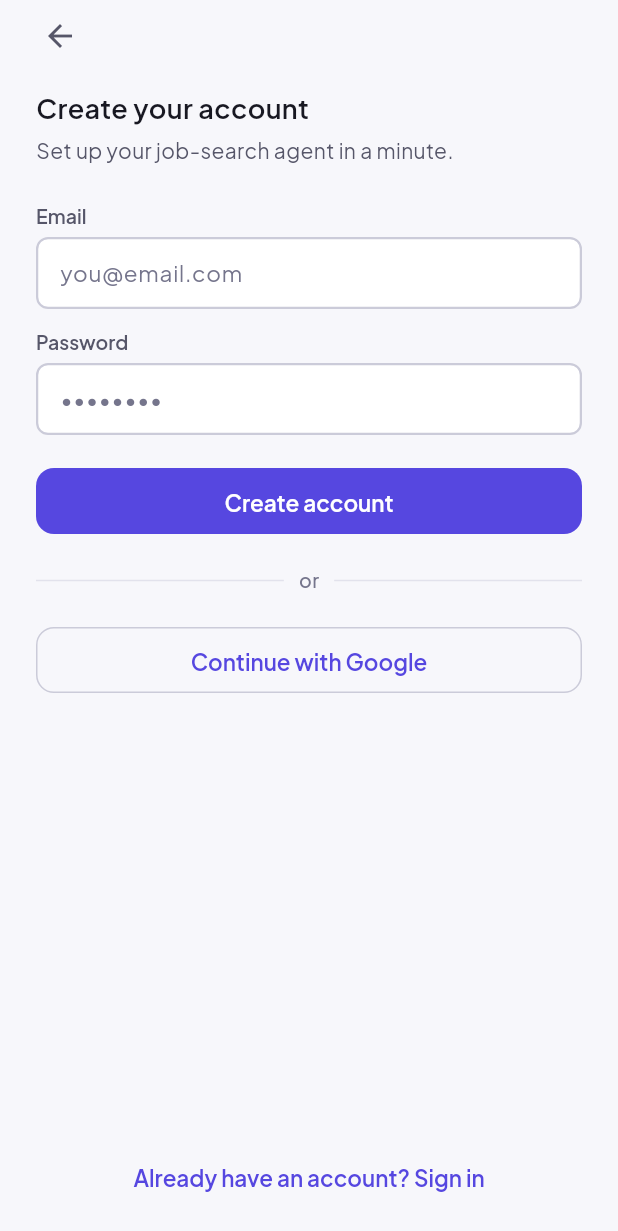
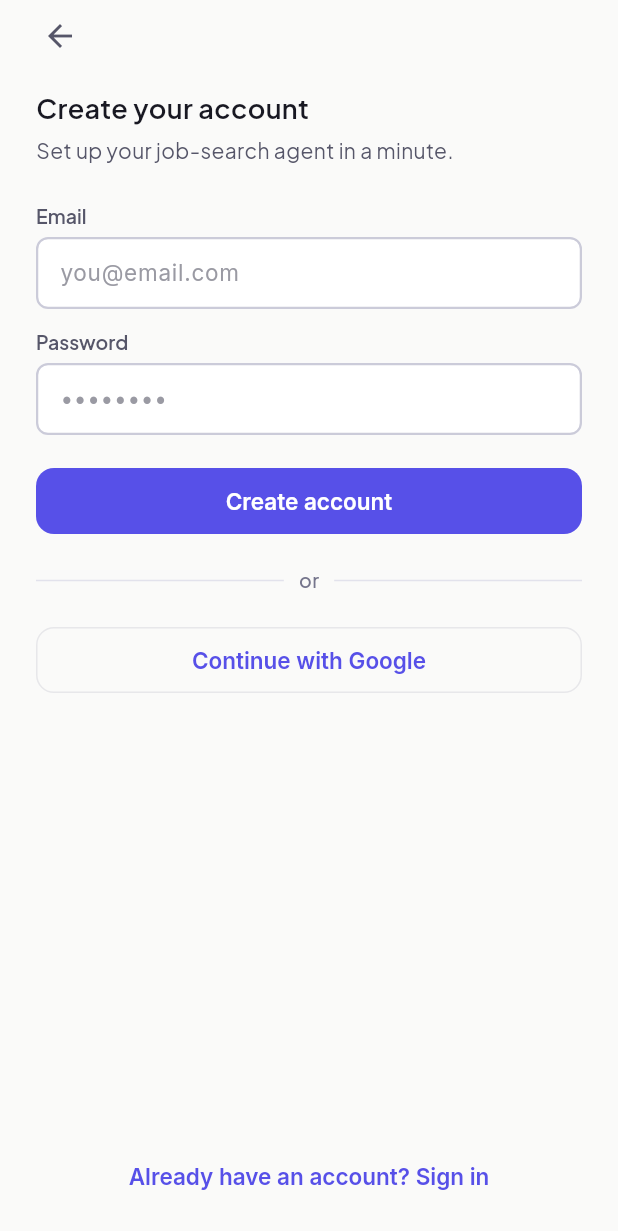
Before and after one commit to gravitycomedia-droid/jobhunt-agent, a Flutter app: the screen it shows after launch, after a tap on "Get started", on a phone screen of 412 x 824 dp. Shown: the top 1231 px of the screen. Run offline on Flutter 3.47's test engine with Material 3 defaults, Android fonts, the phone set to English and light mode, and no system bars; our stand-ins replace file_picker, firebase_core, firebase_messaging, google_fonts, share_plus, shared_preferences and 1 more; accounts and stored records are empty; network calls fail.

Commit message:
feat(phase-2a): semantic token layer + real dark mode
- New theme/app_colors.dart: AppColors ThemeExtension (light/dark sets +
  gaugeGradient) verbatim from the design bundle's FLUTTER_GUIDE §1, plus a
  context.c accessor. Deliberately a different class from app_tokens.dart's
  legacy static AppColors — the two coexist until Phase 10 (never imported
  unprefixed together).
- Rewrote theme/app_theme.dart to appLight/appDark built from AppColors, with
  the component theming (buttons/inputs/cards/appbar/nav) ported to read
  theme-appropriate tokens so dark mode is real, not a re-tinted light theme.
  Inter body / JetBrains Mono numerals (mono()) / Playfair hero (serifScore()).
- ThemeController (ValueNotifier<ThemeMode>) + CacheService theme-mode
  persistence via a global, un-namespaced key (no second storage layer);
  restored before runApp so no launch flash.
- main.dart: MaterialApp gains darkTheme + themeMode, rebuilt via
  ValueListenableBuilder on the mode.
- Settings: APPEARANCE group with a live dark-mode toggle.

Legacy screens still reading app_tokens statics stay light-coloured until they
migrate (Phase 5+) — the deliberate opportunistic path.

R-F (bundling the 3 fonts, allowRuntimeFetching=false) deferred: needs a device
to verify rendering/offline; runtime google_fonts (unchanged behavior) for now.

flutter analyze clean (only the pre-existing anonKey info-deprecation).

Co-Authored-By: Claude Opus 4.8 <noreply@anthropic.com>

```diff
--- a/app/lib/main.dart
+++ b/app/lib/main.dart
@@ -4,6 +4,7 @@ import 'package:supabase_flutter/supabase_flutter.dart' show Supabase;
 import 'config/supabase_config.dart';
 import 'screens/auth_gate.dart';
 import 'services/api_client.dart';
+import 'services/theme_controller.dart';
 import 'theme/app_theme.dart';
 import 'widgets/task_toast.dart';
 
@@ -15,6 +16,9 @@ Future<void> main() async {
   // first paint since every screen depends on knowing sign-in state.
   WidgetsFlutterBinding.ensureInitialized();
   await Supabase.initialize(url: SupabaseConfig.url, anonKey: SupabaseConfig.anonKey);
+  // Phase 2: restore the persisted light/dark/system choice before first paint
+  // so there's no theme flash on launch.
+  await ThemeController.instance.load();
   // ADR-010: Render free tier spins the server down after ~15min idle and
   // takes 30-60s to cold-start. Not awaiting this means the wake-up ping
   // happens during app launch instead of during the user's first
@@ -38,14 +42,22 @@ class JobHuntAgentApp extends StatelessWidget {
 
   @override
   Widget build(BuildContext context) {
-    return MaterialApp(
-      title: 'FirstRole',
-      theme: AppTheme.light,
-      // Phase 2: TaskCenter's completion toasts fire through this global
-      // key so they show on whatever screen/tab the user is on when a
-      // background task finishes.
-      scaffoldMessengerKey: appScaffoldMessengerKey,
-      home: const AuthGate(),
+    // Phase 2: rebuild the MaterialApp whenever the theme mode changes so the
+    // Profile/Settings toggle takes effect live. `ValueListenableBuilder` is
+    // the FlutterFlow-equivalent of binding a widget to an App State field.
+    return ValueListenableBuilder<ThemeMode>(
+      valueListenable: ThemeController.instance.mode,
+      builder: (context, mode, _) => MaterialApp(
+        title: 'FirstRole',
+        theme: appLight,
+        darkTheme: appDark,
+        themeMode: mode,
+        // TaskCenter's completion toasts fire through this global key so they
+        // show on whatever screen/tab the user is on when a background task
+        // finishes.
+        scaffoldMessengerKey: appScaffoldMessengerKey,
+        home: const AuthGate(),
+      ),
     );
   }
 }
--- a/app/lib/screens/settings_screen.dart
+++ b/app/lib/screens/settings_screen.dart
@@ -1,6 +1,7 @@
 import 'package:flutter/material.dart';
 
 import '../services/api_client.dart';
+import '../services/theme_controller.dart';
 import '../theme/app_tokens.dart';
 import '../widgets/app_icon.dart';
 import '../widgets/page_header.dart';
@@ -136,6 +137,48 @@ class _SettingsScreenState extends State<SettingsScreen> {
             ),
           ),
           const SizedBox(height: AppSpacing.space4),
+          Text('APPEARANCE', style: AppTypography.label.copyWith(color: AppColors.textTertiary)),
+          const SizedBox(height: AppSpacing.space2),
+          Container(
+            decoration: BoxDecoration(
+              color: AppColors.surface,
+              border: Border.all(color: AppColors.border),
+              borderRadius: AppRadius.lgRadius,
+              boxShadow: AppElevation.e1,
+            ),
+            child: ValueListenableBuilder<ThemeMode>(
+              valueListenable: ThemeController.instance.mode,
+              builder: (context, mode, _) {
+                final isDark = mode == ThemeMode.dark ||
+                    (mode == ThemeMode.system &&
+                        MediaQuery.platformBrightnessOf(context) == Brightness.dark);
+                return Container(
+                  padding: const EdgeInsets.symmetric(horizontal: AppSpacing.space4, vertical: AppSpacing.space3),
+                  child: Row(
+                    children: [
+                      Expanded(
+                        child: Column(
+                          crossAxisAlignment: CrossAxisAlignment.start,
+                          children: [
+                            Text('Dark mode', style: AppTypography.title.copyWith(fontSize: 15, fontWeight: FontWeight.w600)),
+                            const SizedBox(height: 2),
+                            Text('Follows your system setting until you choose here', style: AppTypography.bodySm.copyWith(color: AppColors.textTertiary)),
+                          ],
+                        ),
+                      ),
+                      const SizedBox(width: AppSpacing.space2),
+                      Switch(
+                        value: isDark,
+                        onChanged: (v) => ThemeController.instance.set(v ? ThemeMode.dark : ThemeMode.light),
+                        activeThumbColor: AppColors.brand600,
+                      ),
+                    ],
+                  ),
+                );
+              },
+            ),
+          ),
+          const SizedBox(height: AppSpacing.space4),
           Text('NOTIFICATIONS', style: AppTypography.label.copyWith(color: AppColors.textTertiary)),
           const SizedBox(height: AppSpacing.space2),
           Container(
--- a/app/lib/services/cache_service.dart
+++ b/app/lib/services/cache_service.dart
@@ -44,6 +44,23 @@ class CacheService {
   /// than this as fresh enough to skip the network call entirely. Explicit
   /// pull-to-refresh ignores this and always refetches — see [RefreshThrottle].
   static const freshFor = Duration(minutes: 5);
+
+  /// Phase 2: the app-wide theme mode is a **device-level** preference, so it
+  /// is stored un-namespaced (survives sign-out, applies before any user is
+  /// known). Still the same SharedPreferences layer — no second storage layer.
+  /// The `app:` prefix can never collide with a user id namespace (UUIDs), so
+  /// [clearForUser] leaves it untouched.
+  static const _keyThemeMode = 'app:theme_mode';
+
+  Future<String?> readThemeMode() async {
+    final prefs = await SharedPreferences.getInstance();
+    return prefs.getString(_keyThemeMode);
+  }
+
+  Future<void> writeThemeMode(String mode) async {
+    final prefs = await SharedPreferences.getInstance();
+    await prefs.setString(_keyThemeMode, mode);
+  }
 
   String? get _userId => Supabase.instance.client.auth.currentUser?.id;
 
--- /dev/null
+++ b/app/lib/services/theme_controller.dart
@@ -0,0 +1,37 @@
+import 'package:flutter/material.dart';
+
+import 'cache_service.dart';
+
+/// Owns the app-wide light/dark/system theme mode.
+///
+/// A plain [ValueNotifier] singleton (pre-Riverpod, introduced in Phase 2a);
+/// `main.dart` rebuilds the [MaterialApp] through a `ValueListenableBuilder` on
+/// [mode]. The chosen mode persists through [CacheService] — the existing
+/// SharedPreferences layer, no second storage layer — and is restored by [load]
+/// before `runApp` so the first frame is already in the right theme.
+class ThemeController {
+  ThemeController._();
+  static final ThemeController instance = ThemeController._();
+
+  final ValueNotifier<ThemeMode> mode = ValueNotifier(ThemeMode.system);
+
+  Future<void> load() async {
+    mode.value = _parse(await CacheService.instance.readThemeMode());
+  }
+
+  Future<void> set(ThemeMode value) async {
+    mode.value = value;
+    await CacheService.instance.writeThemeMode(value.name);
+  }
+
+  ThemeMode _parse(String? name) {
+    switch (name) {
+      case 'light':
+        return ThemeMode.light;
+      case 'dark':
+        return ThemeMode.dark;
+      default:
+        return ThemeMode.system;
+    }
+  }
+}
--- /dev/null
+++ b/app/lib/theme/app_colors.dart
@@ -0,0 +1,136 @@
+import 'package:flutter/material.dart';
+
+/// Phase 2 (frontend rebuild v2) — the semantic token layer from the design
+/// bundle's `FLUTTER_GUIDE.md` §1, exposed as a [ThemeExtension] so
+/// `Theme.of(context).extension<AppColors>()!` swaps automatically with the
+/// active (light/dark) theme.
+///
+/// This is deliberately a *different* class from the legacy palette in
+/// `app_tokens.dart` (which is also called `AppColors`, but is a static
+/// light-only scale). The two coexist during the phased migration: new screens
+/// and the signature widgets read these role-based tokens via `context.c`;
+/// legacy screens keep using `app_tokens.dart` until they migrate. The legacy
+/// file is deleted in Phase 10. **Never import both unprefixed in one file** —
+/// the class names collide by design of the migration, not by accident.
+///
+/// Dart note: a `ThemeExtension` must implement [copyWith] and [lerp] so
+/// Flutter can animate between themes; that's the boilerplate below.
+@immutable
+class AppColors extends ThemeExtension<AppColors> {
+  final Color ink, inkSoft, inkFaint, paper, surface, surface2, accent,
+      accentSoft, border, success, warning, critical, info;
+
+  const AppColors({
+    required this.ink,
+    required this.inkSoft,
+    required this.inkFaint,
+    required this.paper,
+    required this.surface,
+    required this.surface2,
+    required this.accent,
+    required this.accentSoft,
+    required this.border,
+    required this.success,
+    required this.warning,
+    required this.critical,
+    required this.info,
+  });
+
+  static const light = AppColors(
+    ink: Color(0xFF14141C),
+    inkSoft: Color(0xFF5B5B66),
+    inkFaint: Color(0xFF9A9AA3),
+    paper: Color(0xFFFAFAF9),
+    surface: Color(0xFFFFFFFF),
+    surface2: Color(0xFFF4F4F3),
+    accent: Color(0xFF5750E8),
+    accentSoft: Color(0x1A5750E8),
+    border: Color(0xFFE7E7EA),
+    success: Color(0xFF2E9E6B),
+    warning: Color(0xFFB9852F),
+    critical: Color(0xFFD2544B),
+    info: Color(0xFF4B78C9),
+  );
+
+  static const dark = AppColors(
+    ink: Color(0xFFF2F2F5),
+    inkSoft: Color(0xFFA7A7B2),
+    inkFaint: Color(0xFF6A6A76),
+    paper: Color(0xFF0E0E13),
+    surface: Color(0xFF17171F),
+    surface2: Color(0xFF1E1E28),
+    accent: Color(0xFF7A73FF),
+    accentSoft: Color(0x267A73FF),
+    border: Color(0xFF26262F),
+    success: Color(0xFF3FB57F),
+    warning: Color(0xFFD6A24E),
+    critical: Color(0xFFE56A61),
+    info: Color(0xFF6E97DE),
+  );
+
+  /// The fit-gauge arc gradient — identical in both themes (orange→amber→green).
+  static const gaugeGradient = [
+    Color(0xFFF5842B),
+    Color(0xFFE0B33A),
+    Color(0xFF2E9E6B),
+  ];
+
+  @override
+  AppColors copyWith({
+    Color? ink,
+    Color? inkSoft,
+    Color? inkFaint,
+    Color? paper,
+    Color? surface,
+    Color? surface2,
+    Color? accent,
+    Color? accentSoft,
+    Color? border,
+    Color? success,
+    Color? warning,
+    Color? critical,
+    Color? info,
+  }) =>
+      AppColors(
+        ink: ink ?? this.ink,
+        inkSoft: inkSoft ?? this.inkSoft,
+        inkFaint: inkFaint ?? this.inkFaint,
+        paper: paper ?? this.paper,
+        surface: surface ?? this.surface,
+        surface2: surface2 ?? this.surface2,
+        accent: accent ?? this.accent,
+        accentSoft: accentSoft ?? this.accentSoft,
+        border: border ?? this.border,
+        success: success ?? this.success,
+        warning: warning ?? this.warning,
+        critical: critical ?? this.critical,
+        info: info ?? this.info,
+      );
+
+  @override
+  AppColors lerp(ThemeExtension<AppColors>? other, double t) {
+    if (other is! AppColors) return this;
+    Color l(Color a, Color b) => Color.lerp(a, b, t)!;
+    return AppColors(
+      ink: l(ink, other.ink),
+      inkSoft: l(inkSoft, other.inkSoft),
+      inkFaint: l(inkFaint, other.inkFaint),
+      paper: l(paper, other.paper),
+      surface: l(surface, other.surface),
+      surface2: l(surface2, other.surface2),
+      accent: l(accent, other.accent),
+      accentSoft: l(accentSoft, other.accentSoft),
+      border: l(border, other.border),
+      success: l(success, other.success),
+      warning: l(warning, other.warning),
+      critical: l(critical, other.critical),
+      info: l(info, other.info),
+    );
+  }
+}
+
+/// Convenience accessor so widgets can write `context.c.accent` instead of
+/// `Theme.of(context).extension<AppColors>()!.accent`.
+extension AppColorsX on BuildContext {
+  AppColors get c => Theme.of(this).extension<AppColors>()!;
+}
--- a/app/lib/theme/app_theme.dart
+++ b/app/lib/theme/app_theme.dart
@@ -1,132 +1,137 @@
 import 'package:flutter/material.dart';
+import 'package:google_fonts/google_fonts.dart';
 
-import 'app_tokens.dart';
+import 'app_colors.dart';
+// Only the sizing tokens — `show` avoids the deliberate `AppColors` name clash
+// between app_tokens.dart (legacy static palette) and app_colors.dart (the new
+// ThemeExtension). See app_colors.dart's header note.
+import 'app_tokens.dart' show AppSpacing, AppRadius;
 
-/// Assembles Flutter's [ThemeData] from [AppTokens]. Widgets should
-/// prefer pulling values straight from `AppColors`/`AppTypography`/etc,
-/// but this lets stock Material widgets (AppBar, ElevatedButton, ...)
-/// pick up the same palette without being re-themed one by one.
+/// Phase 2 (frontend rebuild v2) — light/dark [ThemeData] built from the
+/// semantic [AppColors] token layer. `MaterialApp(theme: appLight, darkTheme:
+/// appDark, themeMode: …)` in main.dart; the mode is owned by `ThemeController`.
 ///
-/// FlutterFlow analogy: this whole file is what FlutterFlow's Theme
-/// Settings panel generates behind the scenes when you set Primary
-/// Color / Font Family there.
-class AppTheme {
-  AppTheme._();
+/// The component theming (buttons, inputs, cards, app bar, bottom nav) is ported
+/// from the previous light-only `AppTheme.light` but now reads every colour from
+/// the theme-appropriate `AppColors c`, so dark mode is real rather than a
+/// re-tinted light theme. Legacy screens that still read `app_tokens.dart`
+/// statics stay light-coloured until they migrate (Phase 5+); that's the
+/// deliberate opportunistic-migration path, not a bug.
 
-  static ThemeData get light {
-    final colorScheme = ColorScheme.fromSeed(
-      seedColor: AppColors.brand600,
-      brightness: Brightness.light,
-      primary: AppColors.brand600,
-      onPrimary: AppColors.textOnBrand,
-      secondary: AppColors.info600,
-      surface: AppColors.surface,
-      onSurface: AppColors.textPrimary,
-      error: AppColors.criticalFill,
+/// Monospace numerals (fit scores, salaries, token counts, dates, costs).
+TextStyle mono(double size, {FontWeight w = FontWeight.w500, Color? color}) =>
+    GoogleFonts.jetBrainsMono(fontSize: size, fontWeight: w, color: color);
+
+/// Display serif for the big hero fit score only.
+TextStyle serifScore(double size, Color color) => GoogleFonts.playfairDisplay(
+      fontSize: size,
+      fontWeight: FontWeight.w800,
+      color: color,
+      height: 1,
     );
+
+ThemeData _base(AppColors c, Brightness b) {
+  final textTheme = GoogleFonts.interTextTheme()
+      .apply(bodyColor: c.ink, displayColor: c.ink);
+  final onAccent = b == Brightness.dark ? c.ink : Colors.white;
 
   return ThemeData(
     useMaterial3: true,
-      colorScheme: colorScheme,
-      scaffoldBackgroundColor: AppColors.bg,
-      fontFamily: AppTypography.body.fontFamily,
-      textTheme: TextTheme(
-        displayLarge: AppTypography.display,
-        headlineMedium: AppTypography.heading,
-        headlineSmall: AppTypography.headingSm,
-        titleMedium: AppTypography.title,
-        bodyLarge: AppTypography.body,
-        bodyMedium: AppTypography.bodySm,
-        bodySmall: AppTypography.caption,
-        labelSmall: AppTypography.label,
+    brightness: b,
+    scaffoldBackgroundColor: c.paper,
+    colorScheme: ColorScheme.fromSeed(seedColor: c.accent, brightness: b).copyWith(
+      primary: c.accent,
+      onPrimary: onAccent,
+      secondary: c.info,
+      surface: c.surface,
+      onSurface: c.ink,
+      error: c.critical,
     ),
+    textTheme: textTheme,
+    extensions: [c],
     appBarTheme: AppBarTheme(
-        backgroundColor: AppColors.surface,
-        foregroundColor: AppColors.textPrimary,
+      backgroundColor: c.surface,
+      foregroundColor: c.ink,
       elevation: 0,
       surfaceTintColor: Colors.transparent,
-        titleTextStyle: AppTypography.headingSm,
+      titleTextStyle:
+          GoogleFonts.inter(fontSize: 18, fontWeight: FontWeight.w700, color: c.ink),
       toolbarHeight: AppSpacing.headerH,
     ),
     cardTheme: CardThemeData(
-        color: AppColors.surface,
+      color: c.surface,
       elevation: 0,
       shape: RoundedRectangleBorder(
         borderRadius: AppRadius.lgRadius,
-          side: const BorderSide(color: AppColors.border),
+        side: BorderSide(color: c.border),
       ),
       margin: EdgeInsets.zero,
     ),
     elevatedButtonTheme: ElevatedButtonThemeData(
       style: ElevatedButton.styleFrom(
-          backgroundColor: AppColors.brand,
-          foregroundColor: AppColors.textOnBrand,
-          disabledBackgroundColor: AppColors.neutral200,
-          disabledForegroundColor: AppColors.textDisabled,
+        backgroundColor: c.accent,
+        foregroundColor: onAccent,
+        disabledBackgroundColor: c.surface2,
+        disabledForegroundColor: c.inkFaint,
         minimumSize: const Size.fromHeight(AppSpacing.touchMin),
         padding: const EdgeInsets.symmetric(horizontal: AppSpacing.space4),
         shape: RoundedRectangleBorder(borderRadius: AppRadius.mdRadius),
-          textStyle: AppTypography.bodyStrong,
+        textStyle: GoogleFonts.inter(fontSize: 15, fontWeight: FontWeight.w600),
         elevation: 0,
       ),
     ),
     outlinedButtonTheme: OutlinedButtonThemeData(
       style: OutlinedButton.styleFrom(
-          foregroundColor: AppColors.brand,
-          side: const BorderSide(color: AppColors.borderStrong),
+        foregroundColor: c.accent,
+        side: BorderSide(color: c.border),
         minimumSize: const Size.fromHeight(AppSpacing.touchMin),
         padding: const EdgeInsets.symmetric(horizontal: AppSpacing.space4),
         shape: RoundedRectangleBorder(borderRadius: AppRadius.mdRadius),
-          textStyle: AppTypography.bodyStrong,
+        textStyle: GoogleFonts.inter(fontSize: 15, fontWeight: FontWeight.w600),
       ),
     ),
     textButtonTheme: TextButtonThemeData(
       style: TextButton.styleFrom(
-          foregroundColor: AppColors.textLink,
-          textStyle: AppTypography.bodyStrong,
+        foregroundColor: c.accent,
+        textStyle: GoogleFonts.inter(fontSize: 15, fontWeight: FontWeight.w600),
       ),
     ),
     inputDecorationTheme: InputDecorationTheme(
       filled: true,
-        fillColor: AppColors.surfaceSunken,
+      fillColor: c.surface2,
       contentPadding: const EdgeInsets.symmetric(
         horizontal: AppSpacing.space4,
         vertical: AppSpacing.space3,
       ),
       border: OutlineInputBorder(
         borderRadius: AppRadius.smRadius,
-          borderSide: const BorderSide(color: AppColors.borderStrong),
+        borderSide: BorderSide(color: c.border),
       ),
       enabledBorder: OutlineInputBorder(
         borderRadius: AppRadius.smRadius,
-          borderSide: const BorderSide(color: AppColors.border),
+        borderSide: BorderSide(color: c.border),
       ),
       focusedBorder: OutlineInputBorder(
         borderRadius: AppRadius.smRadius,
-          borderSide: const BorderSide(color: AppColors.focusRing, width: 2),
+        borderSide: BorderSide(color: c.accent, width: 2),
       ),
       errorBorder: OutlineInputBorder(
         borderRadius: AppRadius.smRadius,
-          borderSide: const BorderSide(color: AppColors.criticalFill),
+        borderSide: BorderSide(color: c.critical),
       ),
-        hintStyle: AppTypography.body.copyWith(color: AppColors.textTertiary),
-        labelStyle: AppTypography.caption,
+      hintStyle: textTheme.bodyLarge?.copyWith(color: c.inkFaint),
     ),
     bottomNavigationBarTheme: BottomNavigationBarThemeData(
-        backgroundColor: AppColors.surface,
-        selectedItemColor: AppColors.navActive,
-        unselectedItemColor: AppColors.navInactive,
-        selectedLabelStyle: AppTypography.label,
-        unselectedLabelStyle: AppTypography.label,
+      backgroundColor: c.surface,
+      selectedItemColor: c.accent,
+      unselectedItemColor: c.inkFaint,
       type: BottomNavigationBarType.fixed,
       elevation: 0,
     ),
-      dividerTheme: const DividerThemeData(
-        color: AppColors.border,
-        thickness: 1,
-        space: 1,
-      ),
+    dividerTheme: DividerThemeData(color: c.border, thickness: 1, space: 1),
     splashFactory: NoSplash.splashFactory,
   );
 }
-}
+
+final ThemeData appLight = _base(AppColors.light, Brightness.light);
+final ThemeData appDark = _base(AppColors.dark, Brightness.dark);
```
Lines whose indentation alone changed are shown as unchanged.
